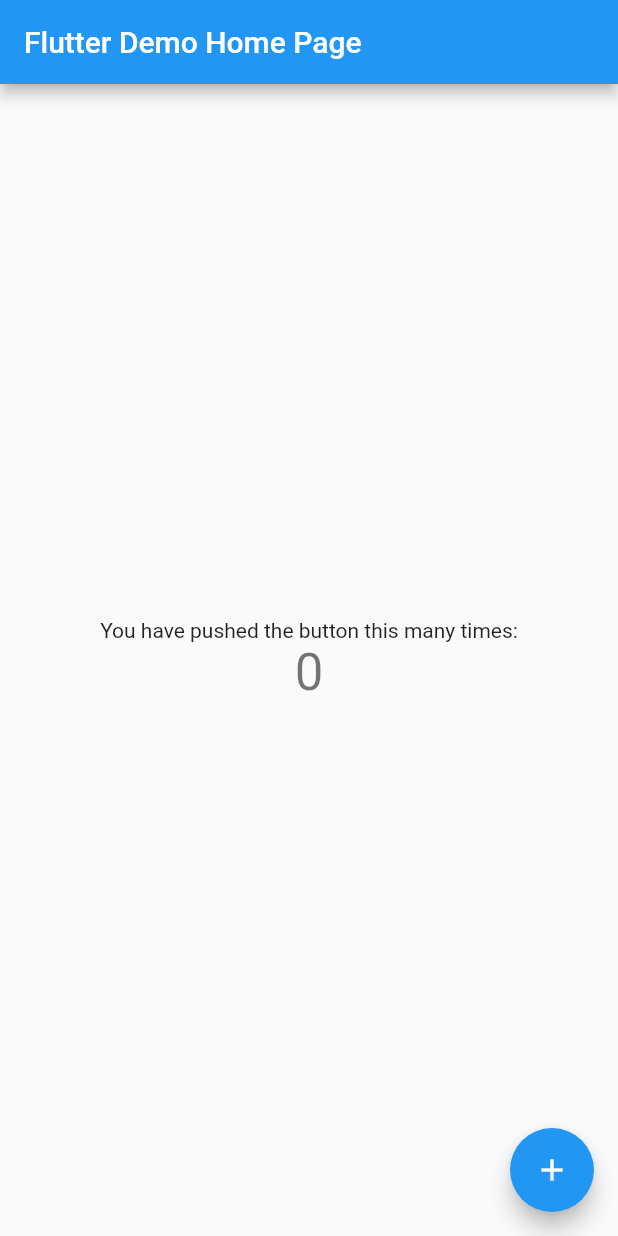
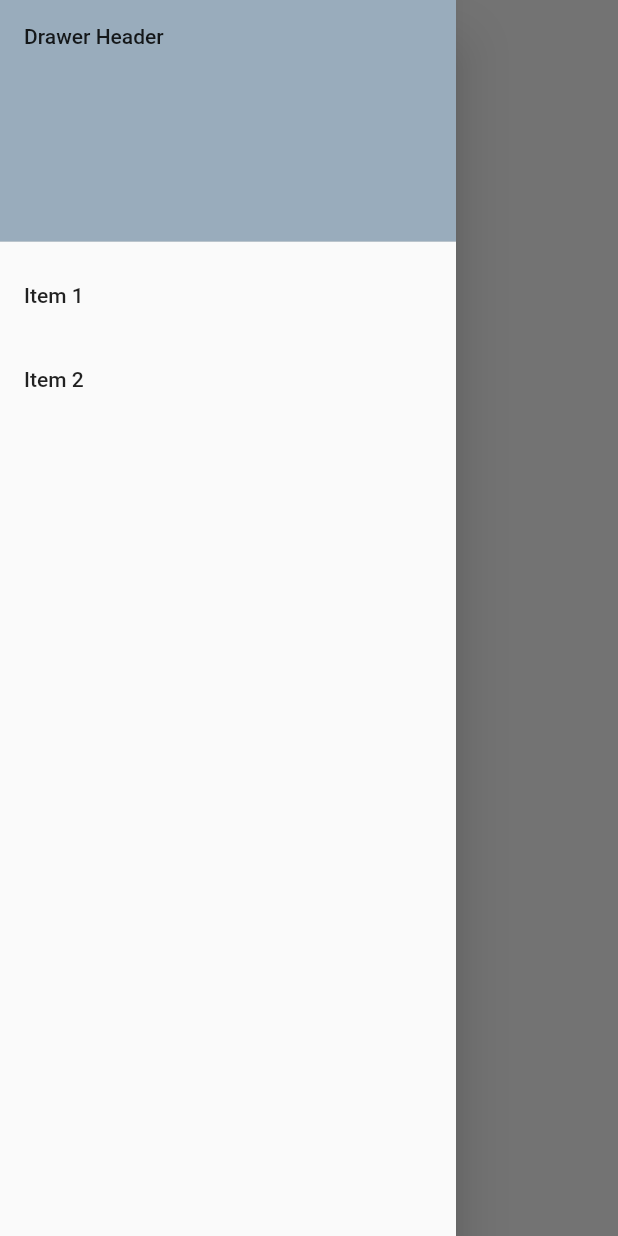
Before and after one commit to Imran-Sarkar-Sabbir/Flutter-Overview, a Flutter app: the screen it shows after launch, with the side drawer open (before the commit the screen has no drawer), on a phone screen of 412 x 824 dp. Run offline on Flutter 3.47's test engine with Material 2 defaults, Android fonts, the light colour scheme and no system bars.

Commit message:
drawer added

```diff
--- /dev/null
+++ b/lib/components/drawer.dart
@@ -0,0 +1,36 @@
+import 'package:flutter/material.dart';
+
+class MyDrawer extends StatelessWidget {
+  @override
+  Widget build(BuildContext context) {
+    return Drawer(
+      child: ListView(
+        // Important: Remove any padding from the ListView.
+        padding: EdgeInsets.zero,
+        children: [
+          const DrawerHeader(
+            decoration: BoxDecoration(
+              color: Color.fromARGB(255, 153, 172, 188),
+            ),
+            child: Text('Drawer Header'),
+          ),
+          ListTile(
+            title: const Text('Item 1'),
+            onTap: () {
+              // Update the state of the app.
+              // ...
+            },
+          ),
+          ListTile(
+            title: const Text('Item 2'),
+            onTap: () {
+              // Update the state of the app.
+              Navigator.pop(context);
+              // ...
+            },
+          ),
+        ],
+      ),
+    );
+  }
+}
--- a/lib/main.dart
+++ b/lib/main.dart
@@ -1,4 +1,5 @@
 import 'package:flutter/material.dart';
+import 'package:flutter_overview/components/drawer.dart';
 
 void main() {
   runApp(const MyApp());
@@ -11,17 +12,8 @@
   @override
   Widget build(BuildContext context) {
     return MaterialApp(
-      title: 'Flutter Demo',
+      debugShowCheckedModeBanner: false,
       theme: ThemeData(
-        // This is the theme of your application.
-        //
-        // Try running your application with "flutter run". You'll see the
-        // application has a blue toolbar. Then, without quitting the app, try
-        // changing the primarySwatch below to Colors.green and then invoke
-        // "hot reload" (press "r" in the console where you ran "flutter run",
-        // or simply save your changes to "hot reload" in a Flutter IDE).
-        // Notice that the counter didn't reset back to zero; the application
-        // is not restarted.
         primarySwatch: Colors.blue,
       ),
       home: const MyHomePage(title: 'Flutter Demo Home Page'),
@@ -32,15 +24,6 @@
 class MyHomePage extends StatefulWidget {
   const MyHomePage({Key? key, required this.title}) : super(key: key);
 
-  // This widget is the home page of your application. It is stateful, meaning
-  // that it has a State object (defined below) that contains fields that affect
-  // how it looks.
-
-  // This class is the configuration for the state. It holds the values (in this
-  // case the title) provided by the parent (in this case the App widget) and
-  // used by the build method of the State. Fields in a Widget subclass are
-  // always marked "final".
-
   final String title;
 
   @override
@@ -48,68 +31,12 @@
 }
 
 class _MyHomePageState extends State<MyHomePage> {
-  int _counter = 0;
-
-  void _incrementCounter() {
-    setState(() {
-      // This call to setState tells the Flutter framework that something has
-      // changed in this State, which causes it to rerun the build method below
-      // so that the display can reflect the updated values. If we changed
-      // _counter without calling setState(), then the build method would not be
-      // called again, and so nothing would appear to happen.
-      _counter++;
-    });
-  }
+  String name = "";
 
   @override
   Widget build(BuildContext context) {
-    // This method is rerun every time setState is called, for instance as done
-    // by the _incrementCounter method above.
-    //
-    // The Flutter framework has been optimized to make rerunning build methods
-    // fast, so that you can just rebuild anything that needs updating rather
-    // than having to individually change instances of widgets.
     return Scaffold(
-      appBar: AppBar(
-        // Here we take the value from the MyHomePage object that was created by
-        // the App.build method, and use it to set our appbar title.
-        title: Text(widget.title),
-      ),
-      body: Center(
-        // Center is a layout widget. It takes a single child and positions it
-        // in the middle of the parent.
-        child: Column(
-          // Column is also a layout widget. It takes a list of children and
-          // arranges them vertically. By default, it sizes itself to fit its
-          // children horizontally, and tries to be as tall as its parent.
-          //
-          // Invoke "debug painting" (press "p" in the console, choose the
-          // "Toggle Debug Paint" action from the Flutter Inspector in Android
-          // Studio, or the "Toggle Debug Paint" command in Visual Studio Code)
-          // to see the wireframe for each widget.
-          //
-          // Column has various properties to control how it sizes itself and
-          // how it positions its children. Here we use mainAxisAlignment to
-          // center the children vertically; the main axis here is the vertical
-          // axis because Columns are vertical (the cross axis would be
-          // horizontal).
-          mainAxisAlignment: MainAxisAlignment.center,
-          children: <Widget>[
-            const Text(
-              'You have pushed the button this many times:',
-            ),
-            Text(
-              '$_counter',
-              style: Theme.of(context).textTheme.headline4,
-            ),
-          ],
-        ),
-      ),
-      floatingActionButton: FloatingActionButton(
-        onPressed: _incrementCounter,
-        tooltip: 'Increment',
-        child: const Icon(Icons.add),
-      ), // This trailing comma makes auto-formatting nicer for build methods.
+      drawer: MyDrawer(),
     );
   }
 }
```
